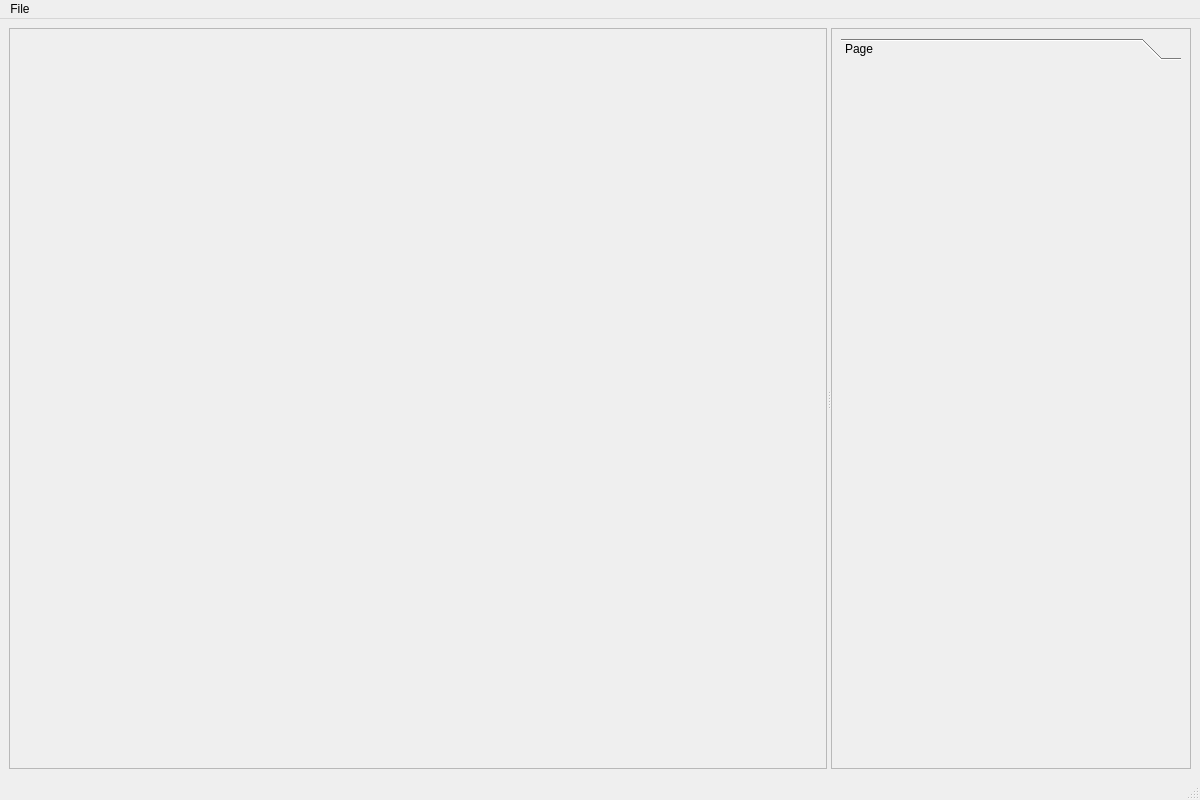
Before: the Qt Designer form code/src/lib/visualization/MainWindow.ui in jmaye/curb-detection, drawn with Qt 5.
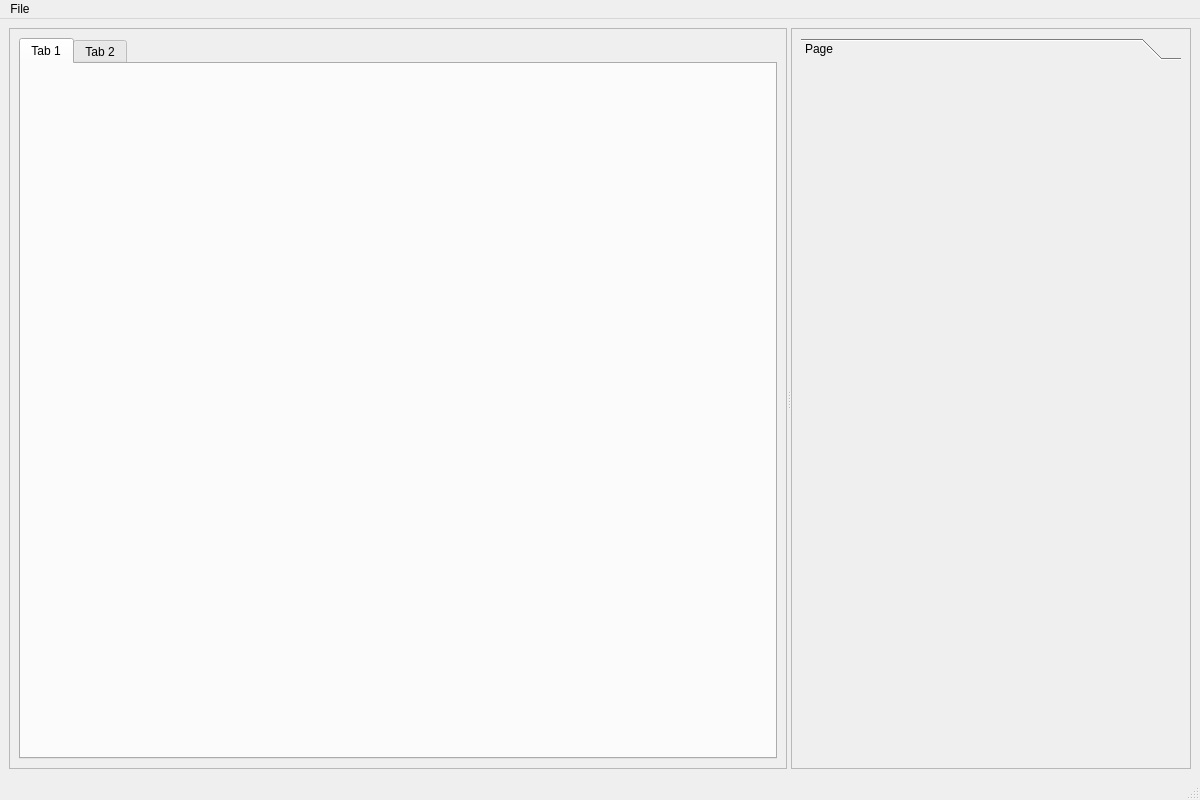
After: the same form once the commit is applied. Custom widgets are drawn as their Qt base class.

What changed in the file:
```diff
--- a/code/src/lib/visualization/MainWindow.ui
+++ b/code/src/lib/visualization/MainWindow.ui
@@ -59,13 +59,17 @@
        </property>
        <layout class="QHBoxLayout" name="horizontalLayout_2">
         <item>
-         <widget class="GLView" name="glView" native="true">
-          <property name="sizePolicy">
-           <sizepolicy hsizetype="Preferred" vsizetype="Preferred">
-            <horstretch>0</horstretch>
-            <verstretch>0</verstretch>
-           </sizepolicy>
-          </property>
+         <widget class="QTabWidget" name="viewTab">
+          <widget class="QWidget" name="tab1">
+           <attribute name="title">
+            <string>Tab 1</string>
+           </attribute>
+          </widget>
+          <widget class="QWidget" name="tab2">
+           <attribute name="title">
+            <string>Tab 2</string>
+           </attribute>
+          </widget>
          </widget>
         </item>
        </layout>
@@ -76,7 +80,7 @@
        </property>
        <property name="sizePolicy">
         <sizepolicy hsizetype="Preferred" vsizetype="Preferred">
-         <horstretch>10</horstretch>
+         <horstretch>100</horstretch>
          <verstretch>0</verstretch>
         </sizepolicy>
        </property>
@@ -115,7 +119,7 @@
             <rect>
              <x>0</x>
              <y>0</y>
-             <width>278</width>
+             <width>82</width>
              <height>686</height>
             </rect>
            </property>
@@ -158,14 +162,6 @@
    </property>
   </action>
  </widget>
- <customwidgets>
-  <customwidget>
-   <class>GLView</class>
-   <extends>QWidget</extends>
-   <header>GLView.h</header>
-   <container>1</container>
-  </customwidget>
- </customwidgets>
  <resources/>
  <connections>
   <connection>
```
Left out of the diff: 6 changed lines with no effect on the pictures.
